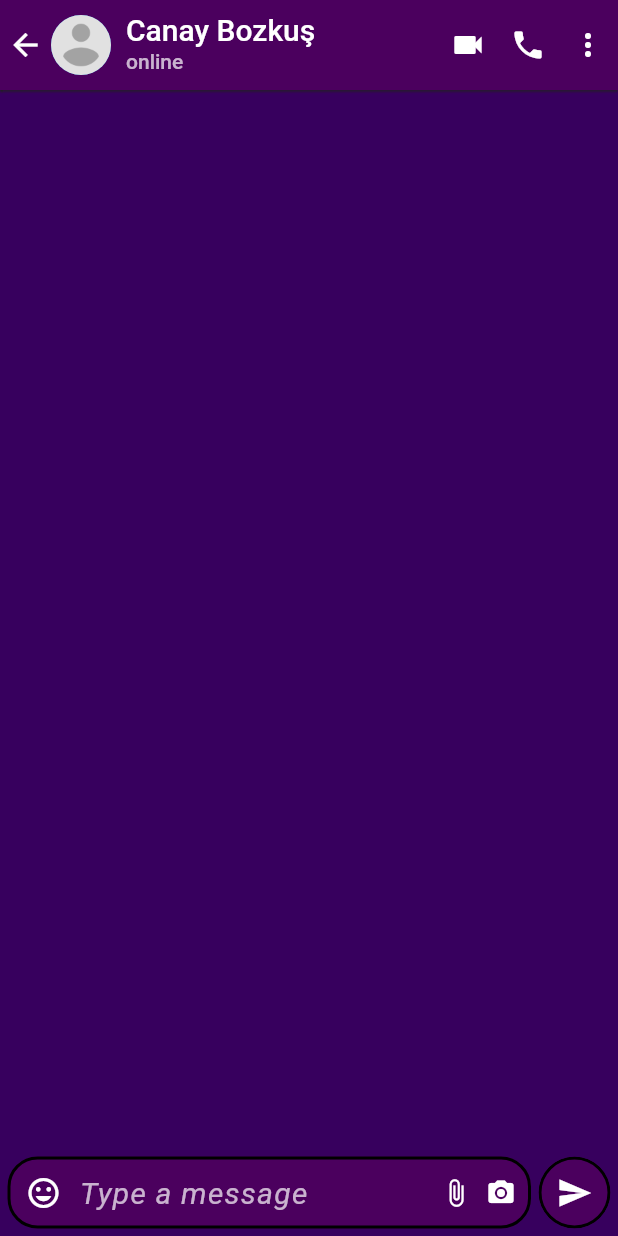
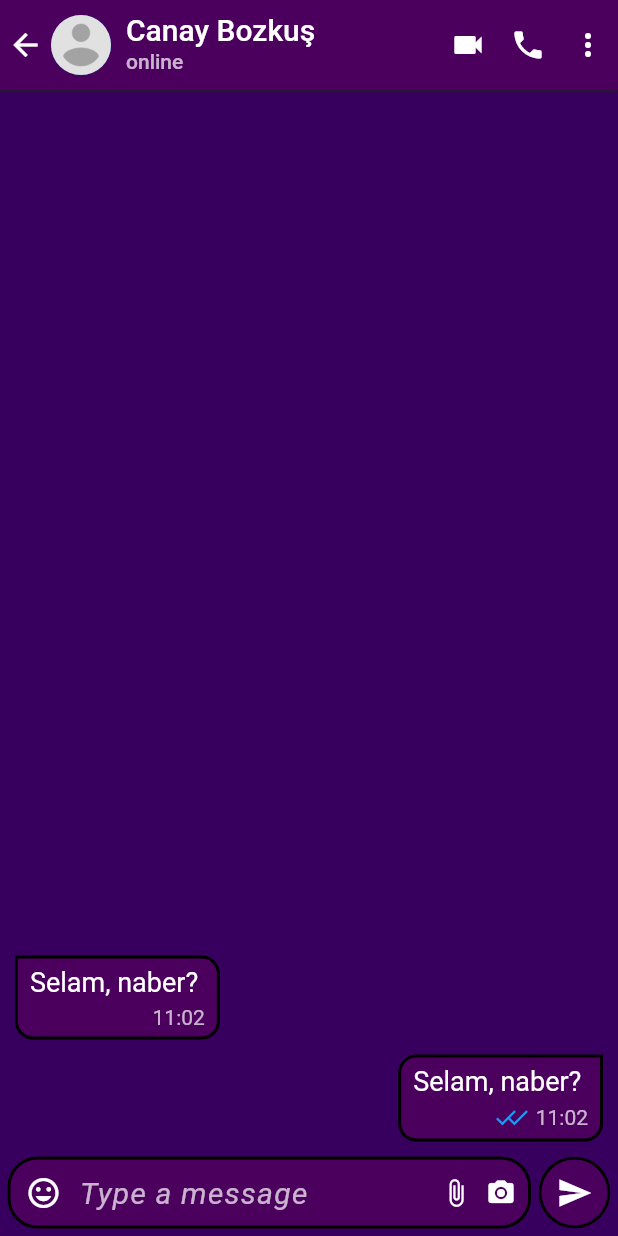
Before and after one commit to CanayBozkus/whatsapp_clone_mobile, a Flutter app: the MainScreen screen opened by its route, after a tap on "CHATS", after a tap on "Canay Bozkuş", on a phone screen of 412 x 824 dp. Run offline on Flutter 3.47's test engine with Material 2 defaults, Android fonts, the phone set to English and light mode, and no system bars; our stand-ins replace flutter_local_notifications, flutter_native_timezone, rxdart, timezone.

Commit message:
main screen floating action buttons, chat screen message bubble

```diff
--- a/lib/screens/chat_screen.dart
+++ b/lib/screens/chat_screen.dart
@@ -2,6 +2,7 @@ import 'package:flutter/material.dart';
 import 'package:whatsapp_clone_mobile/utilities/constants.dart';
 import 'package:whatsapp_clone_mobile/widgets/chat_screen/chat_screen_appbar.dart';
 import 'package:whatsapp_clone_mobile/widgets/chat_screen/chat_screen_text_field.dart';
+import 'package:whatsapp_clone_mobile/widgets/chat_screen/message_bubble.dart';
 import 'package:whatsapp_clone_mobile/widgets/form/base_textformfield.dart';
 
 class ChatScreen extends StatelessWidget {
@@ -18,7 +19,12 @@ class ChatScreen extends StatelessWidget {
               ChatScreenAppBar(),
               Expanded(
                 child: ListView(
-                  children: [],
+                  reverse: true,
+                  padding: EdgeInsets.symmetric(vertical: 5, horizontal: 10),
+                  children: [
+                    MessageBubble(),
+                    MessageBubble(isMe: false,)
+                  ],
                 ),
               ),
               Padding(
--- a/lib/screens/main_screen.dart
+++ b/lib/screens/main_screen.dart
@@ -18,6 +18,17 @@ class MainScreen extends StatefulWidget {
 class _MainScreenState extends State<MainScreen> {
   PageController _pageController;
   int _currentPageIndex;
+
+  IconData getFloatingActionButtonIcon(){
+    switch(_currentPageIndex){
+      case 0: return Icons.camera_alt;
+      case 1: return Icons.messenger;
+      case 2: return Icons.camera_alt;
+      case 3: return Icons.phone;
+      default: return Icons.close;
+    }
+  }
+
   @override
   void initState() {
     _pageController = PageController(
@@ -35,6 +46,35 @@ class _MainScreenState extends State<MainScreen> {
   Widget build(BuildContext context) {
     _currentPageIndex = context.watch<GeneralProvider>().mainScreenIndex;
     return Scaffold(
+      floatingActionButton: _currentPageIndex != 0
+          ?
+      Column(
+        mainAxisAlignment: MainAxisAlignment.end,
+        children: [
+          _currentPageIndex == 2
+              ?
+          FloatingActionButton(
+            mini: true,
+            backgroundColor: Constant.primaryColor,
+            child: Icon(
+              Icons.create,
+              size: 22,
+            ),
+            onPressed: (){},
+          )
+              :
+          SizedBox.shrink(),
+          SizedBox(height: 10,),
+          FloatingActionButton(
+            backgroundColor: Constant.primaryColor,
+            child: Icon(getFloatingActionButtonIcon()),
+            onPressed: (){
+
+            },
+          ),
+        ],
+      )
+          : SizedBox.shrink(),
       appBar: AppBar(
         backgroundColor: Constant.primaryColor,
         elevation: 0,
--- /dev/null
+++ b/lib/widgets/chat_screen/message_bubble.dart
@@ -0,0 +1,74 @@
+import 'package:flutter/material.dart';
+import 'package:whatsapp_clone_mobile/utilities/constants.dart';
+
+class MessageBubble extends StatelessWidget {
+  MessageBubble({this.isMe = true});
+  final bool isMe;
+  final double _radius = 12;
+  @override
+  Widget build(BuildContext context) {
+    return Padding(
+      padding: EdgeInsets.fromLTRB(isMe ? 25 : 0, 5, isMe ? 0 : 25, 5),
+      child: Column(
+        crossAxisAlignment: isMe ? CrossAxisAlignment.end : CrossAxisAlignment.start,
+        children: [
+          Container(
+            padding: EdgeInsets.symmetric(horizontal: 8, vertical: 5),
+            decoration: BoxDecoration(
+                color: Constant.primaryColor,
+                borderRadius: BorderRadius.only(
+                  topLeft: isMe ? Radius.circular(_radius) : Radius.circular(0),
+                  bottomLeft: Radius.circular(_radius),
+                  bottomRight: Radius.circular(_radius),
+                  topRight: isMe ? Radius.circular(0) : Radius.circular(_radius),
+                ),
+                border: Border.all(color: Colors.black, width: 2,)
+            ),
+            child: Column(
+              crossAxisAlignment: CrossAxisAlignment.end,
+              children: [
+                Text(
+                  'Selam, naber? ',
+                  style: TextStyle(
+                      fontSize: 18,
+                      color: Colors.white
+                  ),
+                ),
+                SizedBox(height: 5,),
+                Row(
+                  mainAxisSize: MainAxisSize.min,
+                  children: [
+                    isMe ? Row(
+                      children: [
+                        SizedBox(
+                          width: 8,
+                          child: Icon(
+                            Icons.check,
+                            color: Colors.blue,
+                            size: 18,
+                          ),
+                        ),
+                        Icon(
+                          Icons.check,
+                          color: Colors.blue,
+                          size: 18,
+                        ),
+                      ],
+                    ) : SizedBox.shrink(),
+                    SizedBox(width: 3,),
+                    Text(
+                      '11:02',
+                      style: TextStyle(
+                        color: Colors.white70
+                      ),
+                    )
+                  ],
+                )
+              ],
+            ),
+          ),
+        ],
+      ),
+    );
+  }
+}
```
